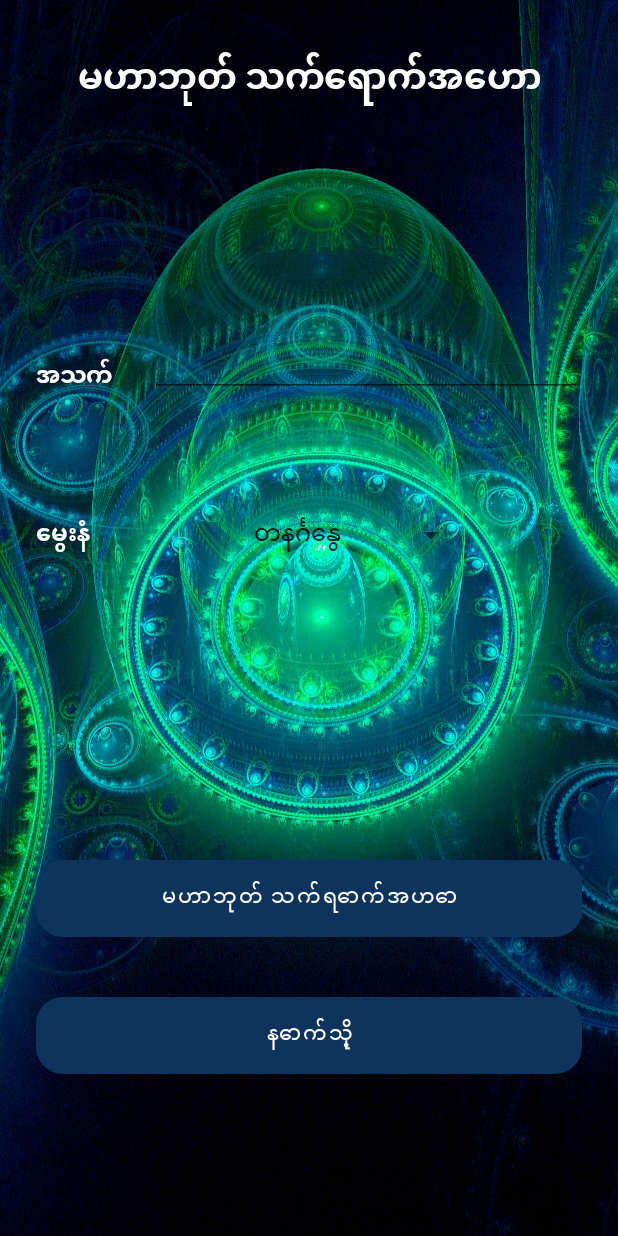
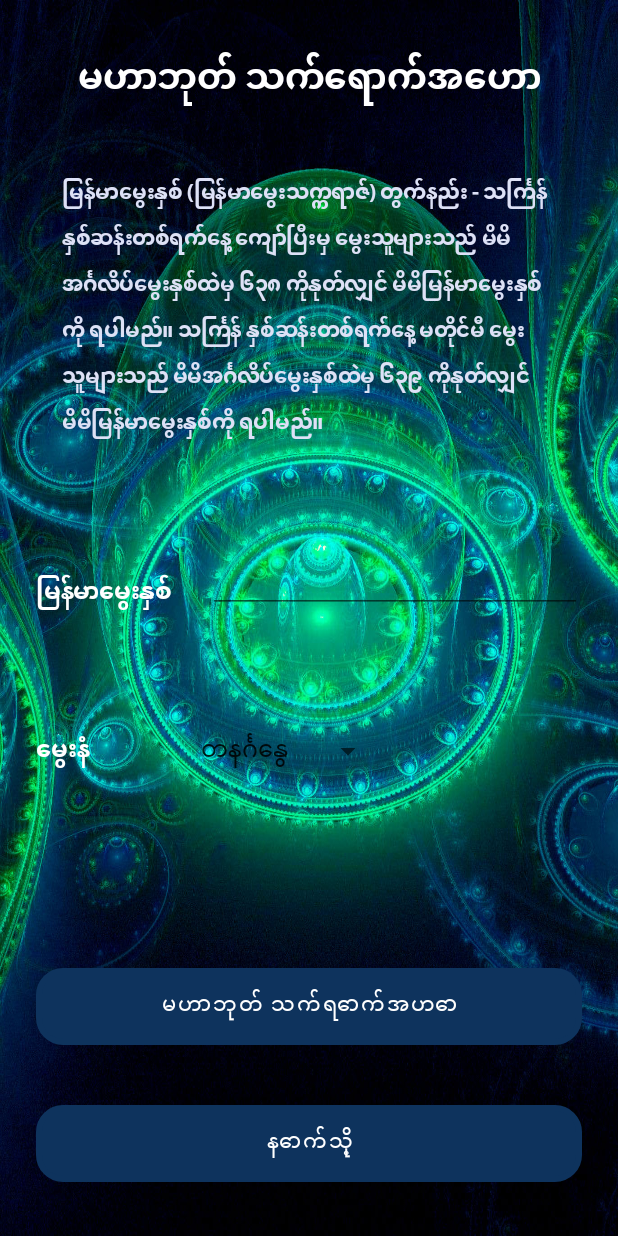
Before and after one commit to lwinlwincho/Astrologer, an Android app: the MaharBoteThetYoutFragment screen opened through its navigation route, on a phone screen of 412 x 824 dp. Run offline under Robolectric (Android 15) with nearby library versions, the phone set to English and light mode, and no system bars.

Commit message:
chore: modify dimension.

```diff
--- a/app/src/main/java/com/llc/astrologer/josarr/JosarrViewModel.kt
+++ b/app/src/main/java/com/llc/astrologer/josarr/JosarrViewModel.kt
@@ -4,7 +4,6 @@ import androidx.lifecycle.ViewModel
 
 class JosarrViewModel : ViewModel() {
 
-    //var age = 0
     var agePlus: Int = 0
 
     private var _spnDayPosition: Int = 0
--- a/app/src/main/res/layout/fragment_mahar_bote_thet_yout.xml
+++ b/app/src/main/res/layout/fragment_mahar_bote_thet_yout.xml
@@ -20,28 +20,39 @@
         app:layout_constraintTop_toTopOf="parent" />
 
     <TextView
-        android:id="@+id/tv_age"
+        android:id="@+id/tv_hint"
+        android:layout_width="330dp"
+        android:layout_height="wrap_content"
+        android:layout_marginTop="@dimen/margin_30"
+        android:text="@string/tv_year_hint"
+        android:textAppearance="@style/Theme.Astrologer.SubBody"
+        app:layout_constraintEnd_toEndOf="parent"
+        app:layout_constraintStart_toStartOf="parent"
+        app:layout_constraintTop_toBottomOf="@+id/tv_head" />
+
+    <TextView
+        android:id="@+id/tv_year"
         android:layout_width="0dp"
         android:layout_height="wrap_content"
         android:layout_marginStart="@dimen/margin_big"
-        android:layout_marginTop="@dimen/margin_150"
-        android:text="@string/age"
+        android:layout_marginTop="@dimen/margin_80"
+        android:text="@string/year"
         android:textAppearance="@style/Theme.Astrologer.Body"
         app:layout_constraintStart_toStartOf="parent"
-        app:layout_constraintTop_toBottomOf="@+id/tv_head" />
+        app:layout_constraintTop_toBottomOf="@+id/tv_hint" />
 
     <EditText
         android:id="@+id/et_age"
         android:layout_width="0dp"
         android:layout_height="wrap_content"
         android:layout_marginStart="@dimen/margin_big"
-        android:layout_marginTop="@dimen/margin_135"
+        android:layout_marginTop="@dimen/margin_65"
         android:layout_marginEnd="@dimen/margin_big"
         android:inputType="number"
         android:textColor="@color/white"
         app:layout_constraintEnd_toEndOf="parent"
-        app:layout_constraintStart_toEndOf="@+id/tv_age"
-        app:layout_constraintTop_toBottomOf="@+id/tv_head" />
+        app:layout_constraintStart_toEndOf="@+id/tv_year"
+        app:layout_constraintTop_toBottomOf="@+id/tv_hint" />
 
     <TextView
         android:id="@+id/tv_day"
@@ -50,19 +61,18 @@
         android:layout_marginTop="@dimen/margin_70"
         android:text="@string/day"
         android:textAppearance="@style/Theme.Astrologer.Body"
-        app:layout_constraintStart_toStartOf="@+id/tv_age"
-        app:layout_constraintTop_toBottomOf="@+id/tv_age" />
+        app:layout_constraintStart_toStartOf="@+id/tv_year"
+        app:layout_constraintTop_toBottomOf="@+id/tv_year" />
 
     <Spinner
         android:id="@+id/spn_day"
-        android:layout_width="150dp"
+        android:layout_width="130dp"
         android:layout_height="wrap_content"
-        android:layout_marginStart="@dimen/margin_big"
         android:layout_marginTop="@dimen/margin_70"
-        android:layout_marginEnd="@dimen/margin_big"
+        android:layout_marginEnd="@dimen/margin_90"
         app:layout_constraintEnd_toEndOf="parent"
         app:layout_constraintStart_toEndOf="@id/tv_day"
-        app:layout_constraintTop_toBottomOf="@+id/tv_age" />
+        app:layout_constraintTop_toBottomOf="@+id/tv_year" />
 
     <LinearLayout
         android:layout_width="match_parent"
@@ -78,8 +88,8 @@
             android:layout_width="match_parent"
             android:layout_height="wrap_content"
             android:layout_marginStart="@dimen/margin_big"
+            android:layout_marginEnd="@dimen/margin_big"
             android:layout_marginTop="@dimen/margin_90"
-            android:layout_marginEnd="@dimen/margin_big"
             android:background="@drawable/bg_forward"
             android:text="@string/btn2" />
 
@@ -88,8 +98,8 @@
             android:layout_width="match_parent"
             android:layout_height="wrap_content"
             android:layout_marginStart="@dimen/margin_big"
+            android:layout_marginEnd="@dimen/margin_big"
             android:layout_marginTop="@dimen/margin_40"
-            android:layout_marginEnd="@dimen/margin_big"
             android:background="@drawable/bg_forward"
             android:text="@string/btn_back"
             app:layout_constraintStart_toStartOf="@+id/btnmahar"
--- a/app/src/main/res/values/dimens.xml
+++ b/app/src/main/res/values/dimens.xml
@@ -15,7 +15,8 @@
     <dimen name="margin_40">40dp</dimen>
     <dimen name="margin_70">70dp</dimen>
     <dimen name="margin_80">80dp</dimen>
+    <dimen name="margin_85">85dp</dimen>
     <dimen name="margin_90">90dp</dimen>
-    <dimen name="margin_150">150dp</dimen>
-    <dimen name="margin_135">135dp</dimen>
+    <dimen name="margin_100">100dp</dimen>
+    <dimen name="margin_65">65dp</dimen>
 </resources>
--- a/app/src/main/res/values/strings.xml
+++ b/app/src/main/res/values/strings.xml
@@ -1,15 +1,19 @@
 <resources>
     <string name="app_name">Astrologer</string>
-    <string name="hello_blank_fragment">Hello blank fragment</string>
     <string name="btn1">မဟာဘုတ် အဟော</string>
     <string name="btn2">မဟာဘုတ် သက်ရောက်အဟော</string>
     <string name="btn3">ဂြိုဟ်စား အဟော</string>
     <string name="btn4">သက်ရောက် အဟော</string>
     <string name="btn5">ဆယ့်နှစ်ရာသီခွင် ဗေဒင်အဟော</string>
     <string name="btn_back">နောက်သို့</string>
-
+    <string name="year">မြန်မာမွေးနှစ်</string>
     <string name="age">အသက်</string>
     <string name="day">မွေးနံ</string>
+    <string name="tv_year_hint">
+    မြန်မာမွေးနှစ် (မြန်မာမွေးသက္ကရာဇ်) တွက်နည်း -
+    သင်္ကြန် နှစ်ဆန်းတစ်ရက်နေ့ ကျော်ပြီးမှ မွေးသူများသည် မိမိအင်္ဂလိပ်မွေးနှစ်ထဲမှ ၆၃၈ ကိုနုတ်လျှင် မိမိမြန်မာမွေးနှစ်ကို ရပါမည်။
+    သင်္ကြန် နှစ်ဆန်းတစ်ရက်နေ့ မတိုင်မီ မွေးသူများသည် မိမိအင်္ဂလိပ်မွေးနှစ်ထဲမှ ၆၃၉ ကိုနုတ်လျှင် မိမိမြန်မာမွေးနှစ်ကို ရပါမည်။
+    </string>
 
     <string-array name="maharBote">
         <item>တနင်္ဂနွေ</item>
@@ -31,5 +35,5 @@
         <item>ရာဟု</item>
         <item>သောကြာ</item>
     </string-array>
-
+   <!-- မြန်မာမွေးနှစ် (မြန်မာမွေးသက္ကရာဇ်) ကိုရိုက်ထည့်ပါ။-->
 </resources>
--- a/app/src/main/res/values/type.xml
+++ b/app/src/main/res/values/type.xml
@@ -14,4 +14,11 @@
         <item name="android:letterSpacing">-0.02</item>
         <item name="android:textColor">#FFFFFF</item>
     </style>
+
+    <style name="Theme.Astrologer.SubBody">
+        <item name="fontFamily">@font/open_sans_bold</item>
+        <item name="android:textSize">14sp</item>
+        <item name="android:letterSpacing">-0.02</item>
+        <item name="android:textColor">#DDE1F6</item>
+    </style>
 </resources>
```
Also changed, not shown: app/src/main/java/com/llc/astrologer/mahar_bote/MaharBoteFragment.kt (+4 -4 lines), app/src/main/java/com/llc/astrologer/mahar_bote/MaharBoteViewModel.kt (+2 -7 lines), app/src/main/java/com/llc/astrologer/thet_yout/ThetYoutViewModel.kt (+109 -109 lines), app/src/main/res/layout/fragment_josarr.xml (+9 -7 lines), app/src/main/res/layout/fragment_mahar_bote.xml (+24 -14 lines), app/src/main/res/layout/fragment_thet_yout.xml (+12 -10 lines).
